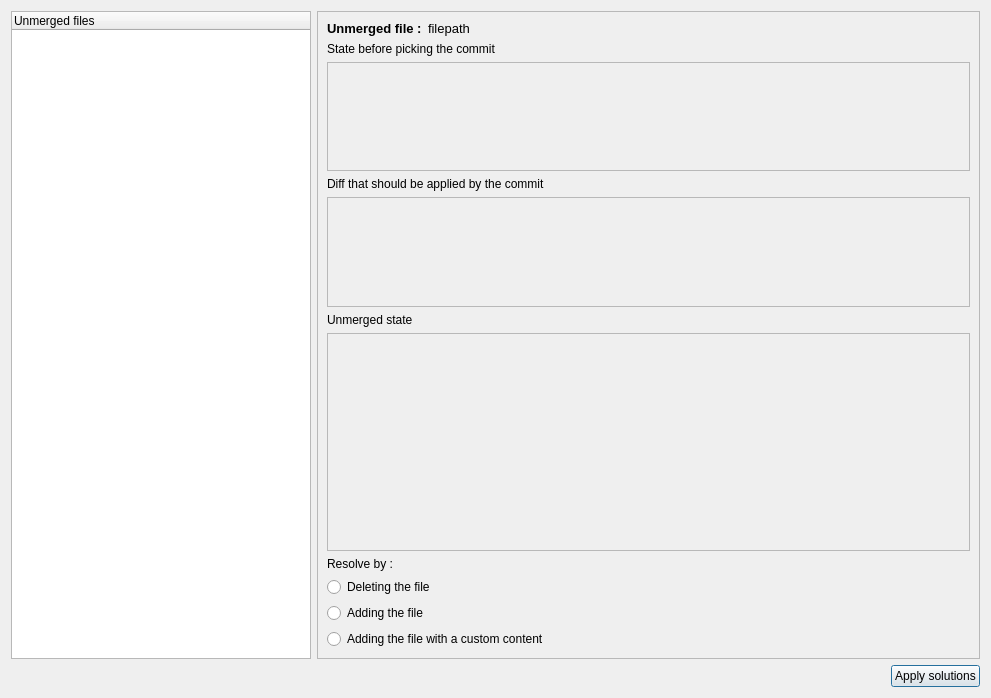
The window that gitbuster/conflicts_dialog.ui (mike-perdide/gitbuster) describes before a commit, drawn with Qt 5.
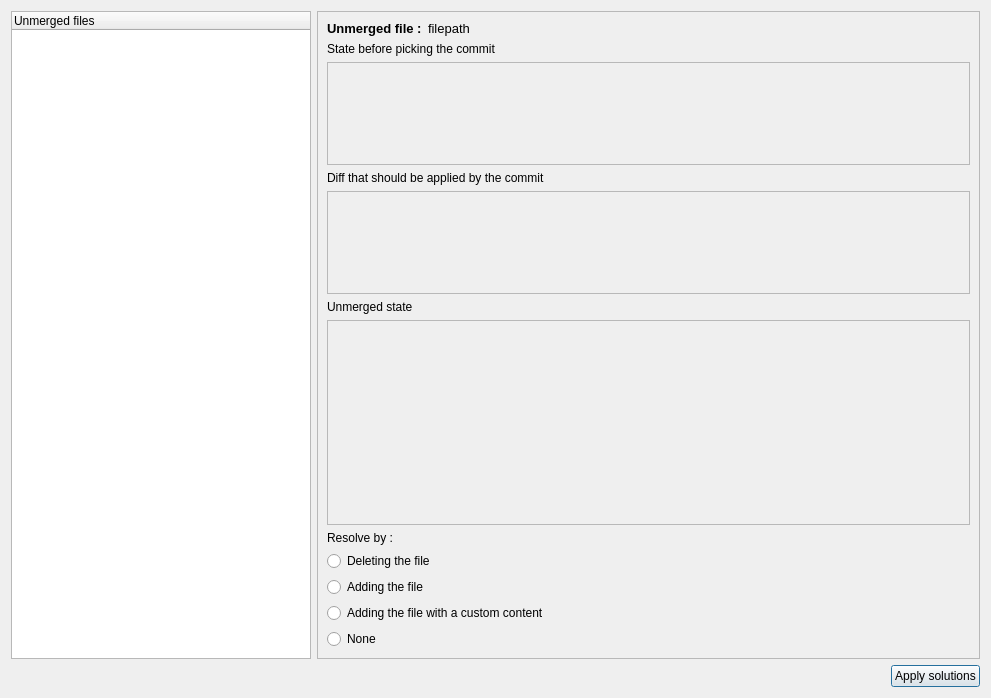
The same window after the commit.

Commit message:
Implementing the storage of the conflicts solution.
Adding a "None" radio button in order to be able to disable all radio
buttons. Since they are in a button group, from the moment one is
checked, there must always be one checked. That's why we're adding a
"None" radio button that's always hidden.

What changed in the file:
```diff
--- a/gitbuster/conflicts_dialog.ui
+++ b/gitbuster/conflicts_dialog.ui
@@ -22,7 +22,7 @@
      <property name="frameShadow">
       <enum>QFrame::Raised</enum>
      </property>
-     <layout class="QGridLayout" name="conflictDetailsGridLayout" rowstretch="0,0,1,0,1,0,2,0,0,0,0" columnstretch="0,10">
+     <layout class="QGridLayout" name="conflictDetailsGridLayout" rowstretch="0,0,1,0,1,0,2,0,0,0,0,0" columnstretch="0,10">
       <item row="4" column="0" colspan="2">
        <widget class="QTextEdit" name="diffTextEdit">
         <property name="enabled">
@@ -125,6 +125,13 @@
         </property>
        </widget>
       </item>
+      <item row="11" column="0" colspan="2">
+       <widget class="QRadioButton" name="noneRadioButton">
+        <property name="text">
+         <string>None</string>
+        </property>
+       </widget>
+      </item>
      </layout>
     </widget>
    </item>
```
The commit also changes 1 other file.
